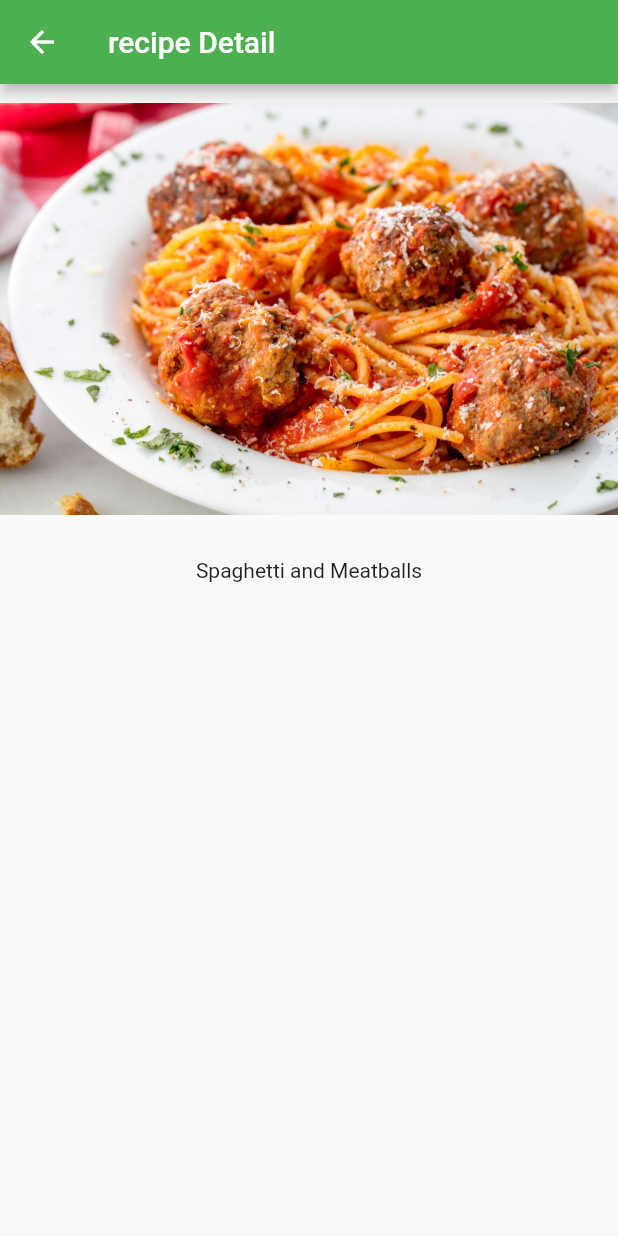
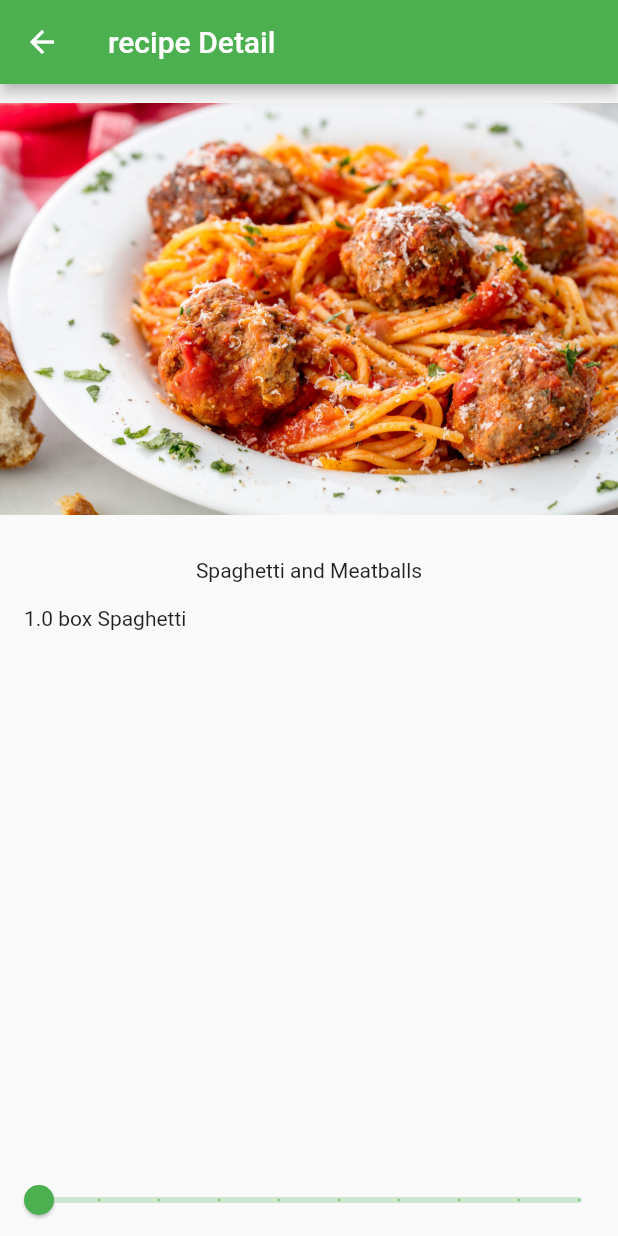
Before and after one commit to ralphpark/flutter_practice, a Flutter app: the screen it shows after launch, after a tap on "Spaghetti and Meatballs", on a phone screen of 412 x 824 dp. Run offline on Flutter 3.47's test engine with Material 2 defaults, Android fonts, the phone set to English and light mode, and no system bars.

Commit message:
flutter practice update

```diff
--- a/lib/receip_detail.dart
+++ b/lib/receip_detail.dart
@@ -1,6 +1,6 @@
 import 'package:flutter/material.dart';
 import 'package:flutter_project/recipe_model.dart';
-class RecipeDetail extends StatefulWidget {
+class RecipeDetail extends StatefulWidget { // slider를 추가하기 위해 stateful widget을 사용
   final Recipe recipe;
   const RecipeDetail({Key? key, required this.recipe}) : super(key: key);
   @override
@@ -8,6 +8,7 @@ class RecipeDetail extends StatefulWidget {
 }
 
 class _RecipeDetailState extends State<RecipeDetail> {
+  double multiplier = 1; // slider의 기본값
   @override
   Widget build(BuildContext context) {
     return Scaffold(
@@ -16,13 +17,34 @@ class _RecipeDetailState extends State<RecipeDetail> {
         ),
         body: SafeArea(
             child: Column(
-              children: [
+          children: [
             SizedBox(
                 height: 300,
                 width: double.infinity,
                 child: Image.asset(widget.recipe.imageUrl)),
             const SizedBox(height: 16.0),
             Text(widget.recipe.label),
+            const SizedBox(height: 16.0),
+            Expanded( // 컬럼의 남은 공간을 다 차지해 주는 역할
+              child: ListView.builder(
+                padding: const EdgeInsets.symmetric(horizontal: 16.0),
+                itemCount: widget.recipe.ingredients.length,
+                itemBuilder: (BuildContext context, int index) {
+                  final ingredient = widget.recipe.ingredients[index];
+                  return Text('${(ingredient.quantity * multiplier)} ${ingredient.measure} ${ingredient.name}'); // listView는 리스트의 값을 하나씩 불러 온다.
+              },),
+            ),
+            Slider(value: multiplier, onChanged: (value) {
+              print(value);
+              setState(() { // setState를 통해 변경된 값을 적용
+                multiplier = value; // 변화되는 값을 setState 안이나 밖에 저장해도 동일하다.
+              });
+            },
+              min: 1,
+              max: 10,
+              divisions: 9, // slider의 구간을 나누어 준다. 1부터 10까지면 디비전은 9개
+              label: '${(widget.recipe.servings*multiplier).toInt()}인분', // slider의 값이 변할 때마다 나타나는 값
+            ),
           ],
         )));
   }
--- a/lib/recipe_model.dart
+++ b/lib/recipe_model.dart
@@ -2,33 +2,78 @@ class Recipe{
   String label;
   String imageUrl;
 
+  int servings;
+  List<Ingredient> ingredients;
+
   //TODO : 몇인분, 재료
-  Recipe(this.label, this.imageUrl);
+  Recipe(this.label, this.imageUrl, this.servings, this.ingredients);
 
   static List<Recipe> samples = [
     Recipe(
       'Spaghetti and Meatballs',
       'assets/spaghetti_meatballs.jpeg',
+      4,
+      [
+        Ingredient(1, 'box', 'Spaghetti'),
+      ],
     ),
     Recipe(
       'Tomato Soup',
       'assets/tomato_soup.jpeg',
+      2,
+      [
+        Ingredient(1, 'can', 'Tomato Soup'),
+        Ingredient(1, 'cup', 'Water'),
+
+      ],
     ),
     Recipe(
       'Grilled Cheese',
       'assets/grilled_cheese.jpeg',
+      1,
+      [
+        Ingredient(2, 'slices', 'Cheese'),
+        Ingredient(2, 'slices', 'Bread'),
+      ],
     ),
     Recipe(
       'Chocolate Chip Cookies',
       'assets/choco_chip.jpeg',
+      24,
+      [
+        Ingredient(4, 'cups', 'flour'),
+        Ingredient(2, 'cups', 'sugar'),
+        Ingredient(0.5, 'cups', 'chocolate chips'),
+      ],
     ),
     Recipe(
       'Taco Salad',
       'assets/taco.jpeg',
+      1,
+      [
+        Ingredient(4, 'oz', 'nachos'),
+        Ingredient(3, 'oz', 'taco meat'),
+        Ingredient(0.5, 'cup', 'cheese'),
+        Ingredient(0.25, 'cup', 'chopped tomatoes'),
+      ],
     ),
     Recipe(
       'Hawaiian Pizza',
       'assets/hawaiian_pizza.jpeg',
+      4,
+      [
+        Ingredient(1, 'item', 'pizza'),
+        Ingredient(1, 'cup', 'pineapple'),
+        Ingredient(8, 'oz', 'ham'),
+      ],
     ),
   ];
 }
+
+class Ingredient{
+  String name;
+  double quantity;
+  String measure;
+
+  Ingredient(this.quantity, this.measure, this.name);
+}
```
